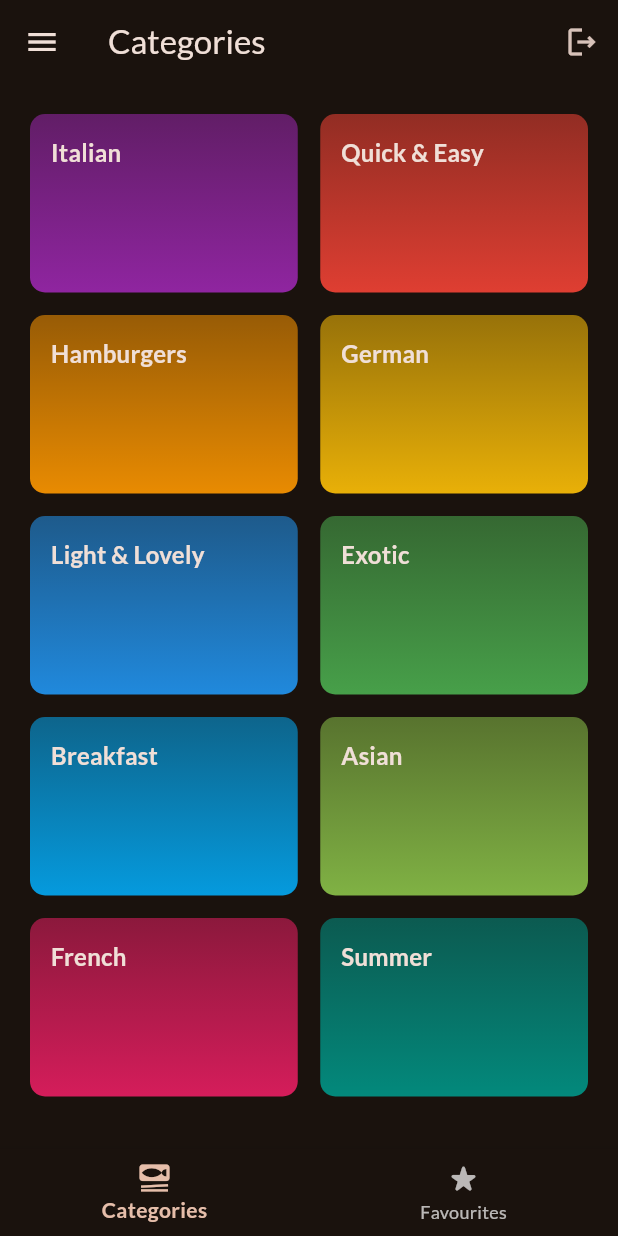
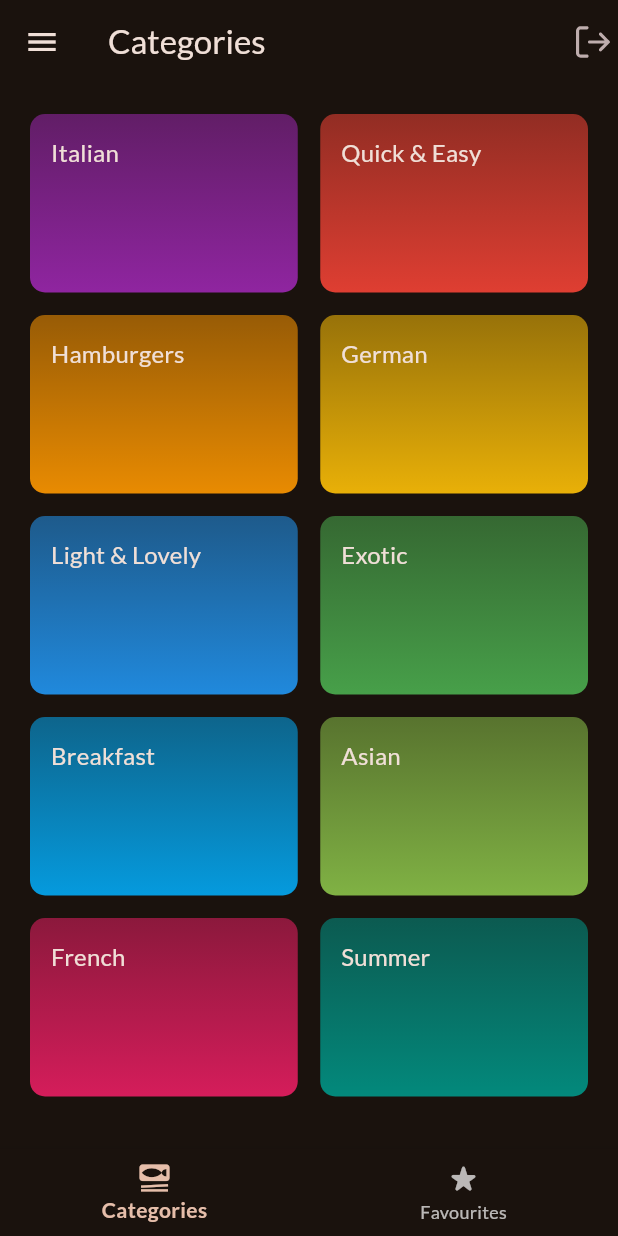
Before and after one commit to Sufi8959/Meals-App, a Flutter app: the screen it shows once a user with an empty profile is signed in, on a phone screen of 412 x 824 dp. Run offline on Flutter 3.47's test engine with Material 3 defaults, Android fonts, the phone set to English and light mode, and no system bars; our stand-ins replace cloud_firestore, firebase_auth, firebase_core, firebase_storage, flutter_riverpod, google_fonts and 3 more; accounts and stored records are empty.

Commit message:
4th commitz (changes in the auth screen)

```diff
--- a/meals_app/lib/screens/categories.dart
+++ b/meals_app/lib/screens/categories.dart
@@ -1,7 +1,7 @@
 import 'package:flutter/material.dart';
 import 'package:meals_app/data/dummy_data.dart';
 import 'package:meals_app/models/meal.dart';
-import 'package:meals_app/screens/meals.dart';
+import 'package:meals_app/screens/favourite_meals.dart';
 import 'package:meals_app/models/category.dart';
 import 'package:meals_app/widgets/categories_item.dart';
 
--- a/meals_app/lib/screens/meals.dart
+++ b/meals_app/lib/screens/favourite_meals.dart
@@ -1,4 +1,5 @@
 import 'package:flutter/material.dart';
+import 'package:lottie/lottie.dart';
 import 'package:meals_app/models/meal.dart';
 import 'package:meals_app/screens/meal_details.dart';
 import 'package:meals_app/widgets/meals_item.dart';
@@ -39,6 +40,11 @@ class FavouriteMealScreen extends StatelessWidget {
         child: Column(
           mainAxisSize: MainAxisSize.min,
           children: [
+            SizedBox(
+              height: 120,
+              width: 120,
+              child: Lottie.asset('assets/animations/favourite_animation.json'),
+            ),
             Text(
               'Nothing to Eat',
               style: Theme.of(context)
--- a/meals_app/lib/screens/tabs.dart
+++ b/meals_app/lib/screens/tabs.dart
@@ -1,8 +1,9 @@
 import 'package:firebase_auth/firebase_auth.dart';
 import 'package:flutter/material.dart';
+import 'package:lottie/lottie.dart';
 import 'package:meals_app/Auth/auth.dart';
 import 'package:meals_app/screens/filter_screen.dart';
-import 'package:meals_app/screens/meals.dart';
+import 'package:meals_app/screens/favourite_meals.dart';
 import 'package:meals_app/screens/categories.dart';
 import 'package:meals_app/widgets/main_drawer.dart';
 import 'package:meals_app/provider/meals_provider.dart';
@@ -99,6 +100,22 @@ class _TabsScreenState extends ConsumerState<TabsScreen> {
     return Scaffold(
       appBar: AppBar(
         actions: [
+          InkWell(
+            onTap: () {
+              Future.delayed(const Duration(seconds: 1), () {
+                FirebaseAuth.instance.signOut();
+              });
+
+              // ignore: use_build_context_synchronously
+              Navigator.pushReplacement(context, _createRoute());
+            },
+            // ignore: sized_box_for_whitespace
+            child: Container(
+              width: 35,
+              child: Lottie.asset('assets/animations/logout_animation.json'),
+            ),
+          ),
+          /*
           IconButton(
               onPressed: () {
                 Future.delayed(const Duration(seconds: 1), () {
@@ -108,7 +125,7 @@ class _TabsScreenState extends ConsumerState<TabsScreen> {
                 // ignore: use_build_context_synchronously
                 Navigator.pushReplacement(context, _createRoute());
               },
-              icon: const Icon(Icons.logout_outlined))
+              icon: const Icon(Icons.logout_outlined),) */
         ],
         title: Text(
           activeScreenTitle,
--- a/meals_app/lib/widgets/categories_item.dart
+++ b/meals_app/lib/widgets/categories_item.dart
@@ -30,7 +30,7 @@ class CategoryGridItem extends StatelessWidget {
           category.title,
           style: Theme.of(context).textTheme.titleMedium!.copyWith(
                 color: Theme.of(context).colorScheme.onBackground,
-                fontWeight: FontWeight.bold,
+                fontWeight: FontWeight.w400,
               ),
         ),
       ),
--- a/meals_app/pubspec.yaml
+++ b/meals_app/pubspec.yaml
@@ -43,6 +43,7 @@ dependencies:
   firebase_core: ^2.24.2
   firebase_storage: ^11.5.6
   flutter_animate: ^4.4.0
+  lottie: ^3.0.0
 
 dev_dependencies:
   flutter_test:
@@ -71,6 +72,10 @@ flutter:
     - assets/images/message.png
     - assets/images/user.png
     - assets/images/image.jpg
+    - assets/animations/login_animation.json
+    - assets/animations/logout_animation.json
+    - assets/animations/favourite_animation.json
+
   # An image asset can refer to one or more resolution-specific "variants", see
   # https://flutter.dev/assets-and-images/#resolution-aware
 
```
Also changed, not shown: meals_app/assets/animations/favourite_animation.json (added, +1 -0 lines), meals_app/assets/animations/login_animation.json (added, +1 -0 lines), meals_app/assets/animations/logout_animation.json (added, +1 -0 lines), meals_app/lib/Auth/auth.dart (+3 -4 lines), meals_app/pubspec.lock.
